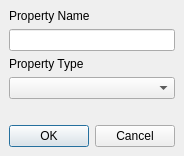
First picture: the form in qtopiacore/qt/tools/designer/src/components/propertyeditor/newdynamicpropertydialog.ui, repository muromec/qtopia-ezx, before the edit.
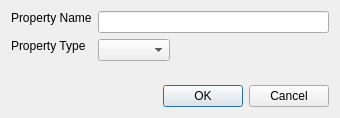
Second picture: the form after the edit.

```diff
--- a/qtopiacore/qt/tools/designer/src/components/propertyeditor/newdynamicpropertydialog.ui
+++ b/qtopiacore/qt/tools/designer/src/components/propertyeditor/newdynamicpropertydialog.ui
@@ -5,21 +5,27 @@
    <rect>
     <x>0</x>
     <y>0</y>
-    <width>174</width>
-    <height>156</height>
+    <width>340</width>
+    <height>118</height>
    </rect>
   </property>
   <property name="windowTitle" >
    <string>Create Dynamic Property</string>
   </property>
-  <layout class="QVBoxLayout" >
-   <property name="margin" >
-    <number>9</number>
-   </property>
-   <property name="spacing" >
-    <number>6</number>
-   </property>
+  <layout class="QVBoxLayout" name="verticalLayout" >
    <item>
+    <layout class="QFormLayout" name="formLayout" >
+     <item row="0" column="1" >
+      <widget class="QLineEdit" name="m_lineEdit" >
+       <property name="minimumSize" >
+        <size>
+         <width>220</width>
+         <height>0</height>
+        </size>
+       </property>
+      </widget>
+     </item>
+     <item row="0" column="0" >
     <widget class="QLabel" name="label" >
      <property name="sizePolicy" >
       <sizepolicy vsizetype="Fixed" hsizetype="Preferred" >
@@ -32,10 +38,30 @@
      </property>
     </widget>
    </item>
+     <item row="1" column="1" >
+      <layout class="QHBoxLayout" name="horizontalLayout" >
    <item>
-    <widget class="QLineEdit" name="m_lineEdit" />
+        <widget class="QComboBox" name="m_comboBox" />
    </item>
    <item>
+        <spacer name="horizontalSpacer" >
+         <property name="spacerName" stdset="0" >
+          <string>horizontalSpacer</string>
+         </property>
+         <property name="orientation" >
+          <enum>Qt::Horizontal</enum>
+         </property>
+         <property name="sizeHint" >
+          <size>
+           <width>40</width>
+           <height>20</height>
+          </size>
+         </property>
+        </spacer>
+       </item>
+      </layout>
+     </item>
+     <item row="1" column="0" >
     <widget class="QLabel" name="label_2" >
      <property name="sizePolicy" >
       <sizepolicy vsizetype="Fixed" hsizetype="Preferred" >
@@ -48,20 +74,13 @@
      </property>
     </widget>
    </item>
-   <item>
-    <widget class="QComboBox" name="m_comboBox" />
+    </layout>
    </item>
    <item>
     <spacer>
      <property name="orientation" >
       <enum>Qt::Vertical</enum>
      </property>
-     <property name="sizeHint" >
-      <size>
-       <width>0</width>
-       <height>40</height>
-      </size>
-     </property>
     </spacer>
    </item>
    <item>
@@ -70,7 +89,7 @@
       <enum>Qt::Horizontal</enum>
      </property>
      <property name="standardButtons" >
-      <set>QDialogButtonBox::Cancel|QDialogButtonBox::NoButton|QDialogButtonBox::Ok</set>
+      <set>QDialogButtonBox::Cancel|QDialogButtonBox::Ok</set>
      </property>
      <property name="centerButtons" >
       <bool>false</bool>
```
Left out of the diff: 3 changed lines with no effect on the pictures. Lines whose indentation alone changed are shown as unchanged.
